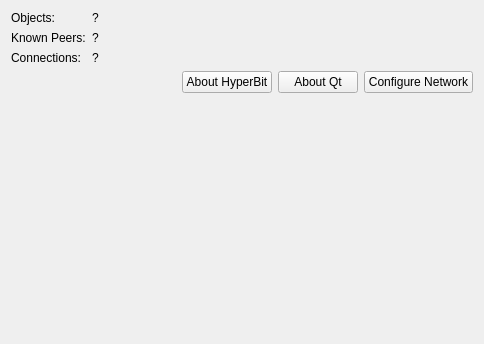
Qt form hyperbit/gui/data/StatusTab.ui (g1itch/hyperbit) before a commit.
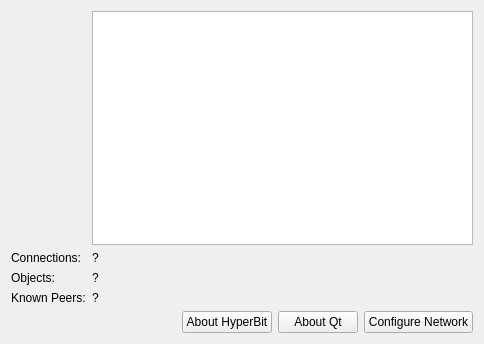
The same form after that commit.

Commit message: Experimental connections table

```diff
--- a/hyperbit/gui/data/StatusTab.ui
+++ b/hyperbit/gui/data/StatusTab.ui
@@ -14,43 +14,53 @@
    <property name="fieldGrowthPolicy">
     <enum>QFormLayout::AllNonFixedFieldsGrow</enum>
    </property>
+   <item row="1" column="1">
+     <widget class="QTableView" name="tableView">
+       <property name="selectionBehavior">
+         <enum>QAbstractItemView::SelectRows</enum>
+       </property>
+       <property name="sortingEnabled">
+         <bool>true</bool>
+       </property>
+     </widget>
+   </item>
    <item row="2" column="0">
+    <widget class="QLabel" name="label">
+     <property name="text">
+      <string>Connections:</string>
+     </property>
+    </widget>
+   </item>
+   <item row="2" column="1">
+    <widget class="QLabel" name="connections">
+     <property name="text">
+      <string>?</string>
+     </property>
+    </widget>
+   </item>
+   <item row="3" column="0">
     <widget class="QLabel" name="label_2">
      <property name="text">
       <string>Objects:</string>
      </property>
     </widget>
    </item>
-   <item row="2" column="1">
+   <item row="3" column="1">
     <widget class="QLabel" name="objects">
      <property name="text">
       <string>?</string>
      </property>
     </widget>
    </item>
-   <item row="3" column="0">
+   <item row="4" column="0">
     <widget class="QLabel" name="label_4">
      <property name="text">
       <string>Known Peers:</string>
      </property>
     </widget>
    </item>
-   <item row="3" column="1">
-    <widget class="QLabel" name="peers">
-     <property name="text">
-      <string>?</string>
-     </property>
-    </widget>
-   </item>
-   <item row="4" column="0">
-    <widget class="QLabel" name="label">
-     <property name="text">
-      <string>Connections:</string>
-     </property>
-    </widget>
-   </item>
    <item row="4" column="1">
-    <widget class="QLabel" name="connections">
+    <widget class="QLabel" name="peers">
      <property name="text">
       <string>?</string>
      </property>
```
The commit also changes 2 other files.
